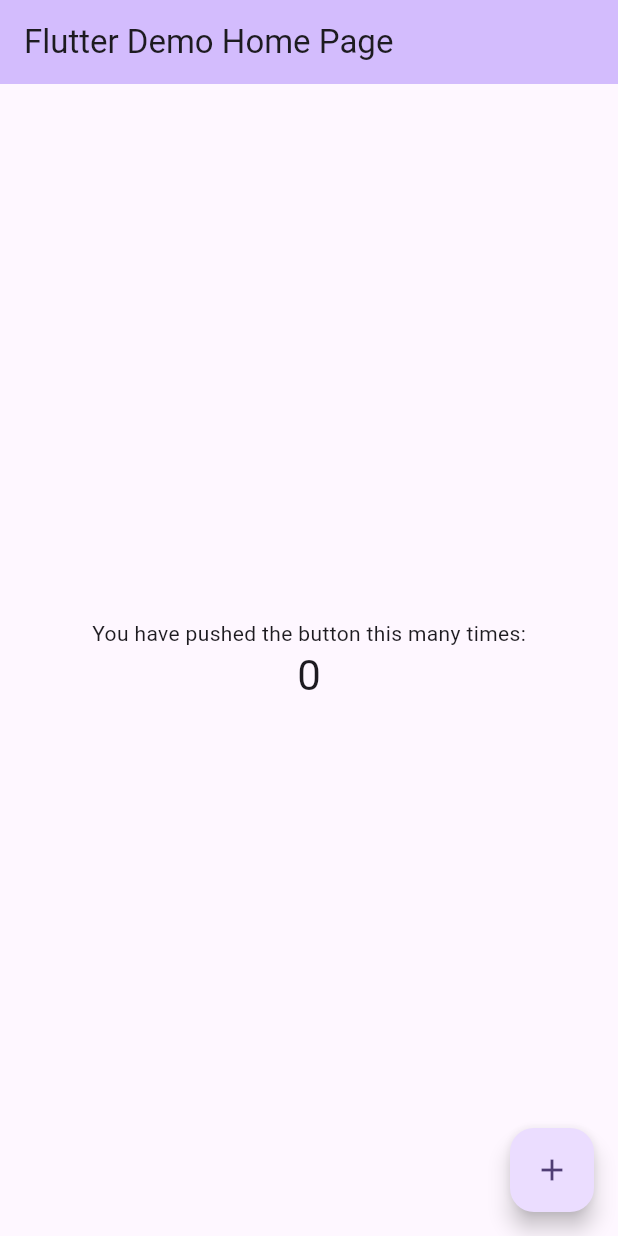
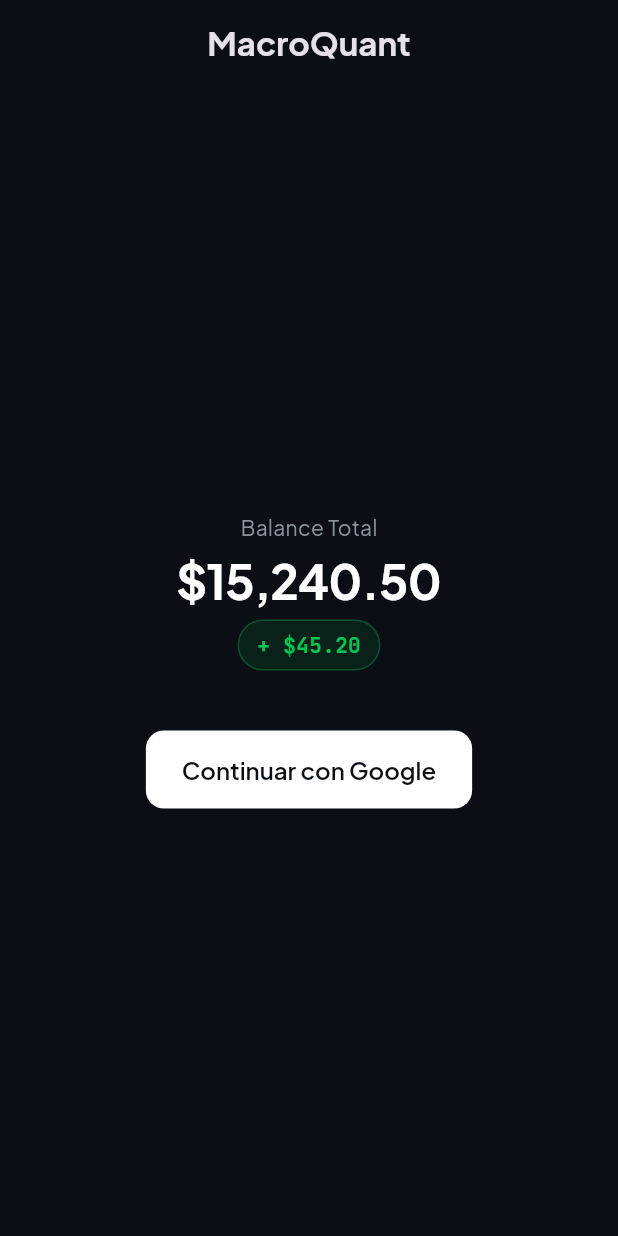
Before and after one commit to miguelramidev/trading-bot, a Flutter app: the screen it shows after launch, on a phone screen of 412 x 824 dp. Run offline on Flutter 3.47's test engine with Material 3 defaults, Android fonts, the phone set to English and light mode, and no system bars; our stand-ins replace google_fonts.

Commit message:
feat(flutter): initialize MacroQuant theme, add google_fonts, and integrate official logo

```diff
--- /dev/null
+++ b/app/lib/core/theme/app_colors.dart
@@ -0,0 +1,23 @@
+import 'package:flutter/material.dart';
+
+class AppColors {
+  // Fondos
+  static const Color background = Color(0xFF0B0E14); // Azul oscuro casi negro
+  static const Color surface = Color(0xFF161B22); // Gris oscuro para tarjetas
+  static const Color surfaceHighlight = Color(0xFF21262D); // Hover/Bordes
+
+  // Acentos Institucionales
+  static const Color primary = Color(0xFFE2E8F0); // Blanco mate
+  static const Color accentBlue = Color(0xFF0A84FF); // Zafiro para brillos/enlaces
+
+  // Trading PnL
+  static const Color winGreen = Color(0xFF00C853);
+  static const Color lossRed = Color(0xFFFF3D00);
+
+  // Textos
+  static const Color textPrimary = Color(0xFFFFFFFF);
+  static const Color textSecondary = Color(0xFF8B949E); // Gris ceniza
+
+  // Bordes (1px)
+  static const Color border = Color(0xFF30363D);
+}
--- /dev/null
+++ b/app/lib/core/theme/app_theme.dart
@@ -0,0 +1,72 @@
+import 'package:flutter/material.dart';
+import 'package:google_fonts/google_fonts.dart';
+import 'app_colors.dart';
+
+class AppTheme {
+  static ThemeData get darkTheme {
+    return ThemeData(
+      brightness: Brightness.dark,
+      scaffoldBackgroundColor: AppColors.background,
+      primaryColor: AppColors.primary,
+
+      // Tipografía General (Plus Jakarta Sans)
+      textTheme: GoogleFonts.plusJakartaSansTextTheme().copyWith(
+        displayLarge: GoogleFonts.plusJakartaSans(
+          color: AppColors.textPrimary,
+          fontSize: 32,
+          fontWeight: FontWeight.bold,
+          letterSpacing: -0.5,
+        ),
+        bodyLarge: GoogleFonts.plusJakartaSans(
+          color: AppColors.textPrimary,
+          fontSize: 16,
+        ),
+        bodyMedium: GoogleFonts.plusJakartaSans(
+          color: AppColors.textSecondary,
+          fontSize: 14,
+        ),
+      ),
+
+      // AppBar Transparente y Minimalista
+      appBarTheme: const AppBarTheme(
+        backgroundColor: Colors.transparent,
+        elevation: 0,
+        centerTitle: true,
+        iconTheme: IconThemeData(color: AppColors.textPrimary),
+      ),
+
+      // Botones Elevados (Login / Acciones)
+      elevatedButtonTheme: ElevatedButtonThemeData(
+        style: ElevatedButton.styleFrom(
+          backgroundColor: AppColors.textPrimary,
+          foregroundColor: AppColors.background, // Texto oscuro sobre blanco
+          elevation: 0,
+          padding: const EdgeInsets.symmetric(horizontal: 24, vertical: 16),
+          shape: RoundedRectangleBorder(
+            borderRadius: BorderRadius.circular(12),
+          ),
+          textStyle: GoogleFonts.plusJakartaSans(
+            fontWeight: FontWeight.w600,
+            fontSize: 16,
+          ),
+        ),
+      ),
+
+      // Tarjetas (Frosted Glass simulation base)
+      cardTheme: CardTheme(
+        color: AppColors.surface,
+        elevation: 0,
+        shape: RoundedRectangleBorder(
+          borderRadius: BorderRadius.circular(16),
+          side: const BorderSide(color: AppColors.border, width: 1),
+        ),
+      ),
+    );
+  }
+
+  // Tipografía Monoespaciada (Para PnL, Precios, Números estáticos)
+  static TextStyle get monoStyle => GoogleFonts.jetbrainsMono(
+    color: AppColors.textPrimary,
+    fontWeight: FontWeight.w500,
+  );
+}
--- a/app/lib/main.dart
+++ b/app/lib/main.dart
@@ -1,122 +1,72 @@
 import 'package:flutter/material.dart';
+import 'core/theme/app_theme.dart';
+import 'core/theme/app_colors.dart';
 
 void main() {
-  runApp(const MyApp());
+  runApp(const MacroQuantApp());
 }
 
-class MyApp extends StatelessWidget {
-  const MyApp({super.key});
+class MacroQuantApp extends StatelessWidget {
+  const MacroQuantApp({super.key});
 
-  // This widget is the root of your application.
   @override
   Widget build(BuildContext context) {
     return MaterialApp(
-      title: 'Flutter Demo',
-      theme: ThemeData(
-        // This is the theme of your application.
-        //
-        // TRY THIS: Try running your application with "flutter run". You'll see
-        // the application has a purple toolbar. Then, without quitting the app,
-        // try changing the seedColor in the colorScheme below to Colors.green
-        // and then invoke "hot reload" (save your changes or press the "hot
-        // reload" button in a Flutter-supported IDE, or press "r" if you used
-        // the command line to start the app).
-        //
-        // Notice that the counter didn't reset back to zero; the application
-        // state is not lost during the reload. To reset the state, use hot
-        // restart instead.
-        //
-        // This works for code too, not just values: Most code changes can be
-        // tested with just a hot reload.
-        colorScheme: .fromSeed(seedColor: Colors.deepPurple),
-      ),
-      home: const MyHomePage(title: 'Flutter Demo Home Page'),
+      title: 'MacroQuant',
+      debugShowCheckedModeBanner: false,
+      theme: AppTheme.darkTheme,
+      home: const DashboardPlaceholder(),
     );
   }
 }
 
-class MyHomePage extends StatefulWidget {
-  const MyHomePage({super.key, required this.title});
-
-  // This widget is the home page of your application. It is stateful, meaning
-  // that it has a State object (defined below) that contains fields that affect
-  // how it looks.
-
-  // This class is the configuration for the state. It holds the values (in this
-  // case the title) provided by the parent (in this case the App widget) and
-  // used by the build method of the State. Fields in a Widget subclass are
-  // always marked "final".
-
-  final String title;
-
-  @override
-  State<MyHomePage> createState() => _MyHomePageState();
-}
-
-class _MyHomePageState extends State<MyHomePage> {
-  int _counter = 0;
-
-  void _incrementCounter() {
-    setState(() {
-      // This call to setState tells the Flutter framework that something has
-      // changed in this State, which causes it to rerun the build method below
-      // so that the display can reflect the updated values. If we changed
-      // _counter without calling setState(), then the build method would not be
-      // called again, and so nothing would appear to happen.
-      _counter++;
-    });
-  }
+class DashboardPlaceholder extends StatelessWidget {
+  const DashboardPlaceholder({super.key});
 
   @override
   Widget build(BuildContext context) {
-    // This method is rerun every time setState is called, for instance as done
-    // by the _incrementCounter method above.
-    //
-    // The Flutter framework has been optimized to make rerunning build methods
-    // fast, so that you can just rebuild anything that needs updating rather
-    // than having to individually change instances of widgets.
     return Scaffold(
       appBar: AppBar(
-        // TRY THIS: Try changing the color here to a specific color (to
-        // Colors.amber, perhaps?) and trigger a hot reload to see the AppBar
-        // change color while the other colors stay the same.
-        backgroundColor: Theme.of(context).colorScheme.inversePrimary,
-        // Here we take the value from the MyHomePage object that was created by
-        // the App.build method, and use it to set our appbar title.
-        title: Text(widget.title),
+        title: const Text('MacroQuant', style: TextStyle(fontWeight: FontWeight.bold)),
       ),
       body: Center(
-        // Center is a layout widget. It takes a single child and positions it
-        // in the middle of the parent.
         child: Column(
-          // Column is also a layout widget. It takes a list of children and
-          // arranges them vertically. By default, it sizes itself to fit its
-          // children horizontally, and tries to be as tall as its parent.
-          //
-          // Column has various properties to control how it sizes itself and
-          // how it positions its children. Here we use mainAxisAlignment to
-          // center the children vertically; the main axis here is the vertical
-          // axis because Columns are vertical (the cross axis would be
-          // horizontal).
-          //
-          // TRY THIS: Invoke "debug painting" (choose the "Toggle Debug Paint"
-          // action in the IDE, or press "p" in the console), to see the
-          // wireframe for each widget.
-          mainAxisAlignment: .center,
+          mainAxisAlignment: MainAxisAlignment.center,
           children: [
-            const Text('You have pushed the button this many times:'),
             Text(
-              '$_counter',
-              style: Theme.of(context).textTheme.headlineMedium,
+              'Balance Total',
+              style: Theme.of(context).textTheme.bodyMedium,
+            ),
+            const SizedBox(height: 8),
+            Text(
+              '\$15,240.50',
+              style: Theme.of(context).textTheme.displayLarge,
+            ),
+            const SizedBox(height: 8),
+            Container(
+              padding: const EdgeInsets.symmetric(horizontal: 12, vertical: 6),
+              decoration: BoxDecoration(
+                color: AppColors.winGreen.withOpacity(0.1),
+                borderRadius: BorderRadius.circular(20),
+                border: Border.all(color: AppColors.winGreen.withOpacity(0.3)),
+              ),
+              child: Text(
+                '+ \$45.20',
+                style: AppTheme.monoStyle.copyWith(
+                  color: AppColors.winGreen,
+                  fontSize: 14,
+                  fontWeight: FontWeight.bold,
+                ),
+              ),
+            ),
+            const SizedBox(height: 40),
+            ElevatedButton(
+              onPressed: () {},
+              child: const Text('Continuar con Google'),
             ),
           ],
         ),
       ),
-      floatingActionButton: FloatingActionButton(
-        onPressed: _incrementCounter,
-        tooltip: 'Increment',
-        child: const Icon(Icons.add),
-      ),
     );
   }
 }
```
Also changed, not shown: app/pubspec.yaml (+10 -0 lines), app/assets/images/logo.jpg (added).
